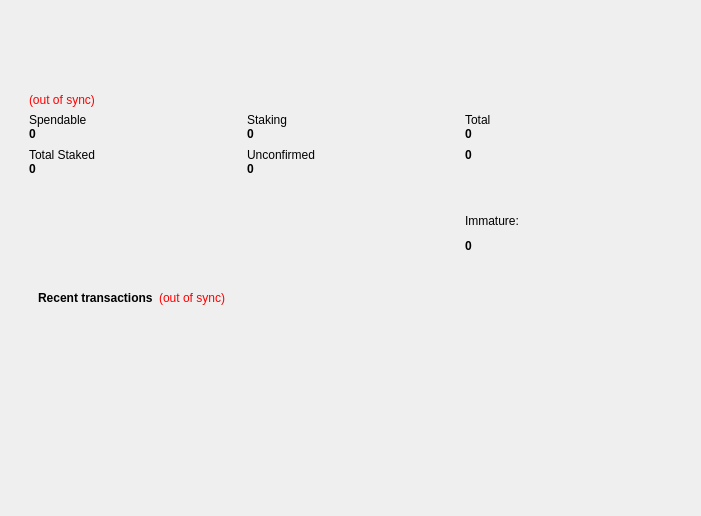
First picture: the form in src/qt/forms/overviewpage.ui, repository Pink2Dev/Pink2, before the edit.
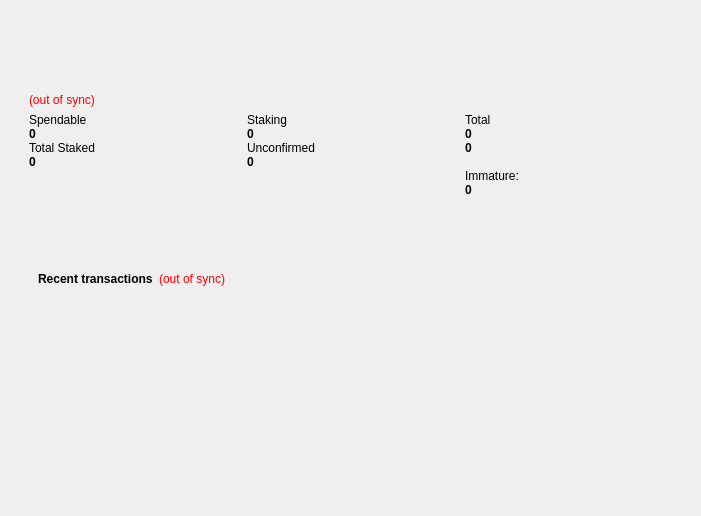
Second picture: the form after the edit. Icons and pictures are not drawn.

Commit message: gui: Batch of Qt form and font fixes that got squashed :(  - Adds Inter font as the default font    https://fonts.google.com/specimen/Inter?query=inter  - Adds Inconsolata as the monospace font    https://fonts.google.com/?query=inconsolata  - Move multiple elements to Qt stylesheet  - Fix multiple Qt form issues  - Rename multiple objects in Qt forms

What changed in the file:
```diff
--- a/src/qt/forms/overviewpage.ui
+++ b/src/qt/forms/overviewpage.ui
@@ -197,45 +197,6 @@
                <property name="spacing">
                 <number>0</number>
                </property>
-               <item row="11" column="0">
-                <spacer name="verticalSpacer_7">
-                 <property name="orientation">
-                  <enum>Qt::Vertical</enum>
-                 </property>
-                 <property name="sizeHint" stdset="0">
-                  <size>
-                   <width>20</width>
-                   <height>10</height>
-                  </size>
-                 </property>
-                </spacer>
-               </item>
-               <item row="5" column="0">
-                <spacer name="verticalSpacer_5">
-                 <property name="orientation">
-                  <enum>Qt::Vertical</enum>
-                 </property>
-                 <property name="sizeHint" stdset="0">
-                  <size>
-                   <width>20</width>
-                   <height>10</height>
-                  </size>
-                 </property>
-                </spacer>
-               </item>
-               <item row="15" column="0">
-                <spacer name="verticalSpacer_8">
-                 <property name="orientation">
-                  <enum>Qt::Vertical</enum>
-                 </property>
-                 <property name="sizeHint" stdset="0">
-                  <size>
-                   <width>20</width>
-                   <height>10</height>
-                  </size>
-                 </property>
-                </spacer>
-               </item>
                <item row="0" column="0">
                 <widget class="QLabel" name="label">
                  <property name="text">
@@ -243,13 +204,6 @@
                  </property>
                 </widget>
                </item>
-               <item row="6" column="0">
-                <widget class="QLabel" name="labelTotalMintedText">
-                 <property name="text">
-                  <string>Total Staked</string>
-                 </property>
-                </widget>
-               </item>
                <item row="0" column="1">
                 <widget class="QLabel" name="label_6">
                  <property name="palette">
@@ -294,21 +248,8 @@
                  </property>
                 </widget>
                </item>
-               <item row="21" column="0">
-                <spacer name="verticalSpacer_10">
-                 <property name="orientation">
-                  <enum>Qt::Vertical</enum>
-                 </property>
-                 <property name="sizeHint" stdset="0">
-                  <size>
-                   <width>20</width>
-                   <height>10</height>
-                  </size>
-                 </property>
-                </spacer>
-               </item>
-               <item row="0" column="2">
-                <widget class="QLabel" name="labelTotalText">
+               <item row="20" column="2">
+                <widget class="QLabel" name="ov_immature_label">
                  <property name="palette">
                   <palette>
                    <active>
@@ -321,6 +262,15 @@
                       </color>
                      </brush>
                     </colorrole>
+                    <colorrole role="Text">
+                     <brush brushstyle="SolidPattern">
+                      <color alpha="255">
+                       <red>0</red>
+                       <green>0</green>
+                       <blue>0</blue>
+                      </color>
+                     </brush>
+                    </colorrole>
                    </active>
                    <inactive>
                     <colorrole role="WindowText">
@@ -332,6 +282,15 @@
                       </color>
                      </brush>
                     </colorrole>
+                    <colorrole role="Text">
+                     <brush brushstyle="SolidPattern">
+                      <color alpha="255">
+                       <red>0</red>
+                       <green>0</green>
+                       <blue>0</blue>
+                      </color>
+                     </brush>
+                    </colorrole>
                    </inactive>
                    <disabled>
                     <colorrole role="WindowText">
@@ -343,27 +302,23 @@
                       </color>
                      </brush>
                     </colorrole>
+                    <colorrole role="Text">
+                     <brush brushstyle="SolidPattern">
+                      <color alpha="255">
+                       <red>120</red>
+                       <green>120</green>
+                       <blue>120</blue>
+                      </color>
+                     </brush>
+                    </colorrole>
                    </disabled>
                   </palette>
                  </property>
                  <property name="text">
-                  <string>Total</string>
+                  <string>Immature:</string>
                  </property>
                 </widget>
                </item>
-               <item row="18" column="0">
-                <spacer name="verticalSpacer_9">
-                 <property name="orientation">
-                  <enum>Qt::Vertical</enum>
-                 </property>
-                 <property name="sizeHint" stdset="0">
-                  <size>
-                   <width>20</width>
-                   <height>10</height>
-                  </size>
-                 </property>
-                </spacer>
-               </item>
                <item row="4" column="0">
                 <widget class="QLabel" name="labelBalance">
                  <property name="font">
@@ -389,47 +344,8 @@
                  </property>
                 </widget>
                </item>
-               <item row="25" column="0">
-                <spacer name="verticalSpacer_4">
-                 <property name="orientation">
-                  <enum>Qt::Vertical</enum>
-                 </property>
-                 <property name="sizeHint" stdset="0">
-                  <size>
-                   <width>20</width>
-                   <height>40</height>
-                  </size>
-                 </property>
-                </spacer>
-               </item>
-               <item row="7" column="0">
-                <widget class="QLabel" name="labelTotalMinted">
-                 <property name="font">
-                  <font>
-                   <weight>75</weight>
-                   <bold>true</bold>
-                  </font>
-                 </property>
-                 <property name="text">
-                  <string>0</string>
-                 </property>
-                </widget>
-               </item>
-               <item row="26" column="2">
-                <widget class="QLabel" name="labelImmature">
-                 <property name="font">
-                  <font>
-                   <weight>75</weight>
-                   <bold>true</bold>
-                  </font>
-                 </property>
-                 <property name="text">
-                  <string>0</string>
-                 </property>
-                </widget>
-               </item>
-               <item row="25" column="2">
-                <widget class="QLabel" name="labelImmatureText">
+               <item row="0" column="2">
+                <widget class="QLabel" name="ov_balance_label">
                  <property name="palette">
                   <palette>
                    <active>
@@ -442,15 +358,6 @@
                       </color>
                      </brush>
                     </colorrole>
-                    <colorrole role="Text">
-                     <brush brushstyle="SolidPattern">
-                      <color alpha="255">
-                       <red>0</red>
-                       <green>0</green>
-                       <blue>0</blue>
-                      </color>
-                     </brush>
-                    </colorrole>
                    </active>
                    <inactive>
                     <colorrole role="WindowText">
@@ -462,15 +369,6 @@
                       </color>
                      </brush>
                     </colorrole>
-                    <colorrole role="Text">
-                     <brush brushstyle="SolidPattern">
-                      <color alpha="255">
-                       <red>0</red>
-                       <green>0</green>
-                       <blue>0</blue>
-                      </color>
-                     </brush>
-                    </colorrole>
                    </inactive>
                    <disabled>
                     <colorrole role="WindowText">
@@ -482,20 +380,11 @@
                       </color>
                      </brush>
                     </colorrole>
-                    <colorrole role="Text">
-                     <brush brushstyle="SolidPattern">
-                      <color alpha="255">
-                       <red>120</red>
-                       <green>120</green>
-                       <blue>120</blue>
-                      </color>
-                     </brush>
-                    </colorrole>
                    </disabled>
                   </palette>
                  </property>
                  <property name="text">
-                  <string>Immature:</string>
+                  <string>Total</string>
                  </property>
                 </widget>
                </item>
@@ -617,8 +506,8 @@
                  </property>
                 </widget>
                </item>
-               <item row="6" column="1">
-                <widget class="QLabel" name="label_3">
+               <item row="5" column="1">
+                <widget class="QLabel" name="ov_unconfirmed_label">
                  <property name="palette">
                   <palette>
                    <active>
@@ -661,7 +550,40 @@
                  </property>
                 </widget>
                </item>
-               <item row="7" column="1">
+               <item row="21" column="2">
+                <widget class="QLabel" name="labelImmature">
+                 <property name="font">
+                  <font>
+                   <weight>75</weight>
+                   <bold>true</bold>
+                  </font>
+                 </property>
+                 <property name="text">
+                  <string>0</string>
+                 </property>
+                </widget>
+               </item>
+               <item row="5" column="0">
+                <widget class="QLabel" name="ov_total_staked_label">
+                 <property name="text">
+                  <string>Total Staked</string>
+                 </property>
+                </widget>
+               </item>
+               <item row="6" column="0">
+                <widget class="QLabel" name="labelTotalMinted">
+                 <property name="font">
+                  <font>
+                   <weight>75</weight>
+                   <bold>true</bold>
+                  </font>
+                 </property>
+                 <property name="text">
+                  <string>0</string>
+                 </property>
+                </widget>
+               </item>
+               <item row="6" column="1">
                 <widget class="QLabel" name="labelUnconfirmed">
                  <property name="palette">
                   <palette>
@@ -726,7 +648,7 @@
                  </property>
                 </widget>
                </item>
-               <item row="6" column="2">
+               <item row="5" column="2">
                 <widget class="QLabel" name="labelBtcValue">
                  <property name="font">
                   <font>
@@ -742,11 +664,17 @@
               </layout>
              </item>
              <item>
-              <widget class="QLabel" name="labelInfoPlatform">
-               <property name="text">
-                <string/>
+              <spacer name="verticalSpacer">
+               <property name="orientation">
+                <enum>Qt::Vertical</enum>
                </property>
-              </widget>
+               <property name="sizeHint" stdset="0">
+                <size>
+                 <width>20</width>
+                 <height>5</height>
+                </size>
+               </property>
+              </spacer>
              </item>
              <item>
               <layout class="QVBoxLayout" name="verticalLayout_3">
```
Left out of the diff: 6 changed lines with no effect on the pictures. The commit also changes 17 other files.
